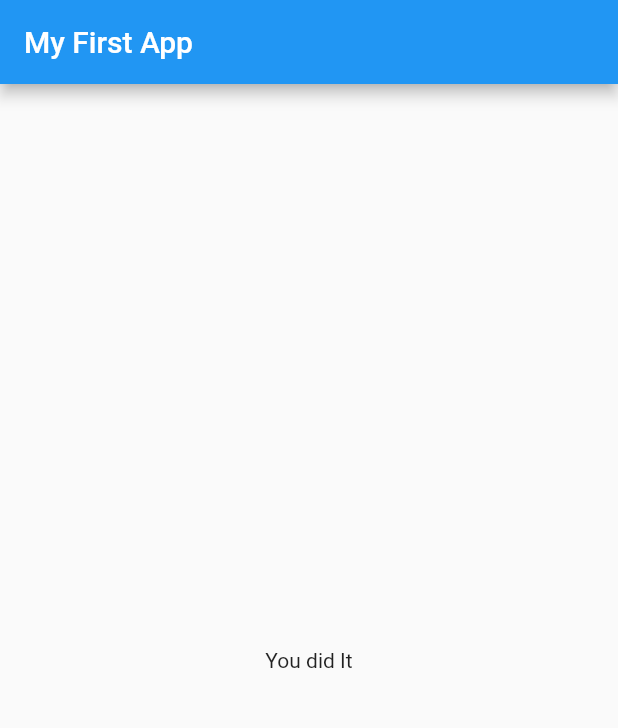
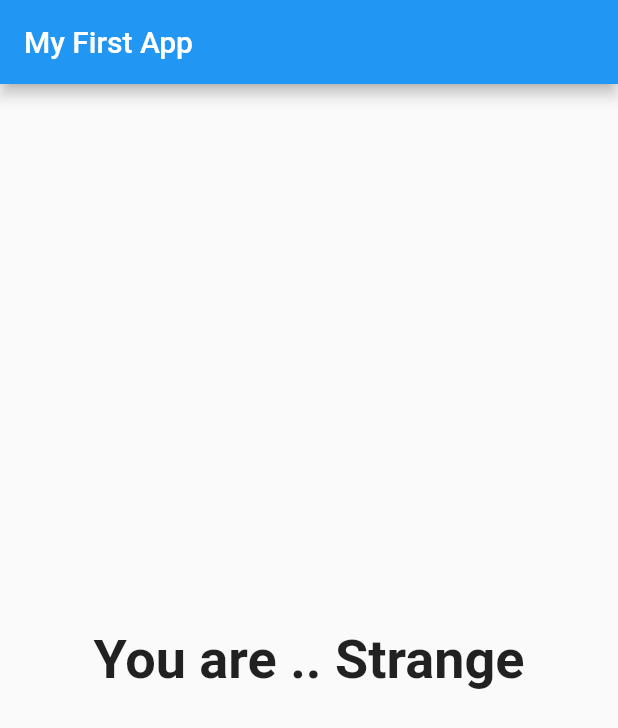
Before and after one commit to aditechdev/flutter-complete-guide, a Flutter app: the screen it shows after launch, after a tap on "Black", after a tap on "Dog", after a tap on "Vada Pao", on a phone screen of 412 x 824 dp. Shown: the top 728 px of the screen. Run offline on Flutter 3.47's test engine with Material 2 defaults, Android fonts, the phone set to English and light mode, and no system bars.

```diff
--- a/lib/main.dart
+++ b/lib/main.dart
@@ -15,22 +15,39 @@ class _MyAppState extends State<MyApp> {
   final _questions = const [
     {
       'questionText': 'What\'s your fav color?',
-      'answers': ['Black', 'Red', 'Yellow', 'Orange']
+      'answers': [
+        {'text': 'Black', 'score': 5},
+        {'text': 'Red', 'score': 3},
+        {'text': 'Yellow', 'score': 2},
+        {'text': 'Orange', 'score': 1}
+      ]
     },
     {
       'questionText': 'What\'s your fav animal?',
-      'answers': ['Rabbit', 'Dog', 'Cat', 'Elephant']
+      'answers': [
+        {'text': 'Rabbit', 'score': 3},
+        {'text': 'Dog', 'score': 6},
+        {'text': 'Cat', 'score': 8},
+        {'text': 'Elephant', 'score': 1}
+      ]
     },
     {
       'questionText': 'Who\'s your fav food?',
-      'answers': ['Manchurian', 'Fried Rice', 'Vada Pao', 'Idli Sambhar']
+      'answers': [
+        {'text': 'Manchurian', 'score': 3},
+        {'text': 'Fried Rice', 'score': 5},
+        {'text': 'Vada Pao', 'score': 2},
+        {'text': 'Idli Sambhar', 'score': 7}
+      ]
     },
   ];
   var _questionIndex = 0;
+  var _totalScore = 0;
 
-  void _answerQuestion() {
+  void _answerQuestion(int score) {
     // var aBool = true;
     // aBool = false;
+    _totalScore += score;
 
     if (_questionIndex < _questions.length) {}
     setState(() {
@@ -54,7 +71,7 @@ class _MyAppState extends State<MyApp> {
                 questionIndex: _questionIndex,
                 questions: _questions,
               )
-            : Result(),
+            : Result(_totalScore),
       ),
     );
   }
--- a/lib/quiz.dart
+++ b/lib/quiz.dart
@@ -22,8 +22,9 @@ class Quiz extends StatelessWidget {
         Question(
           questions[questionIndex]['questionText'],
         ),
-        ...(questions[questionIndex]['answers'] as List<String>).map((answer) {
-          return Answer(answerQuestion, answer);
+        ...(questions[questionIndex]['answers'] as List<Map<String, Object>>)
+            .map((answer) {
+          return Answer(() => answerQuestion(answer['score']), answer['text']);
         }).toList()
       ],
     );
--- a/lib/result.dart
+++ b/lib/result.dart
@@ -1,13 +1,37 @@
 import 'package:flutter/material.dart';
 
 class Result extends StatelessWidget {
+  final int resultScore;
+
+  Result(this.resultScore);
+
+  String get resultPhrase {
+    String resultText;
+    if (resultScore <= 8) {
+      resultText = "You are awesome and innocent!";
+    } else if (resultScore <= 12) {
+      resultText = "Preety Likable";
+    } else if (resultScore <= 16) {
+      resultText = "You are .. Strange";
+    } else {
+      resultText = "You are so bad";
+    }
+
+    return resultText;
+  }
+
   // const Result({ Key? key }) : super(key: key);
 
   @override
   Widget build(BuildContext context) {
     return Center(
       child: Text(
-        "You did It",
+        resultPhrase,
+        style: TextStyle(
+          fontSize: 36,
+          fontWeight: FontWeight.bold,
+        ),
+        textAlign: TextAlign.center,
       ),
     );
   }
```
